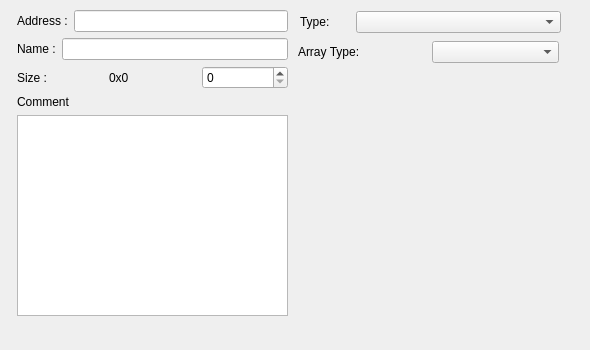
Before: the Qt Designer form QtStuff/mapentryeditor.ui in Skarsnik/sneshacking, drawn with Qt 5.
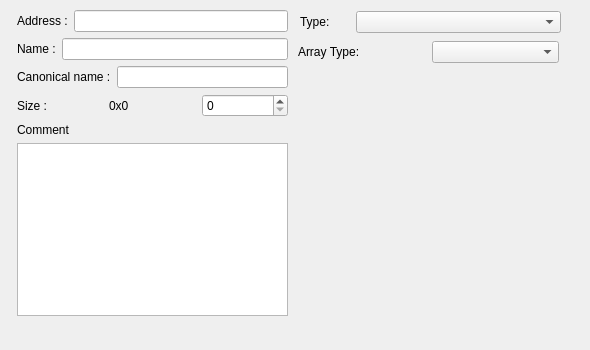
After: the same form once the commit is applied. Custom widgets are drawn as their Qt base class.

```diff
--- a/QtStuff/mapentryeditor.ui
+++ b/QtStuff/mapentryeditor.ui
@@ -138,6 +138,20 @@
       </item>
      </layout>
     </item>
+    <item>
+     <layout class="QHBoxLayout" name="horizontalLayout_5">
+      <item>
+       <widget class="QLabel" name="label_5">
+        <property name="text">
+         <string>Canonical name :</string>
+        </property>
+       </widget>
+      </item>
+      <item>
+       <widget class="QLineEdit" name="canonLineEdit"/>
+      </item>
+     </layout>
+    </item>
     <item>
      <layout class="QHBoxLayout" name="horizontalLayout_2">
       <item>
```
Left out of the diff: 4 changed lines with no effect on the pictures.
